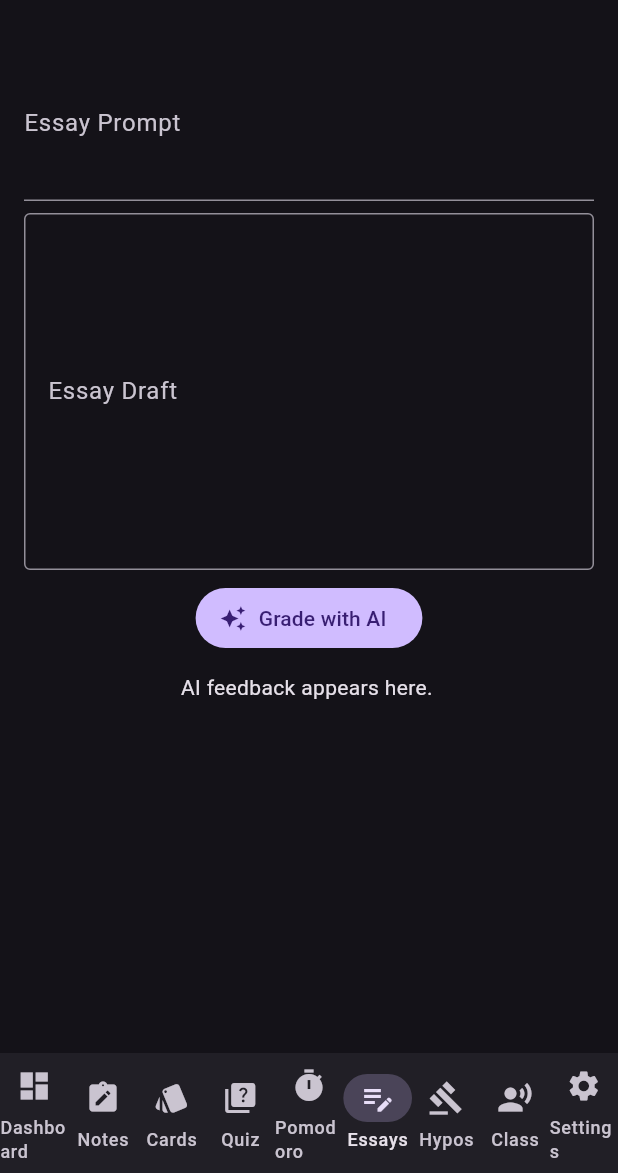
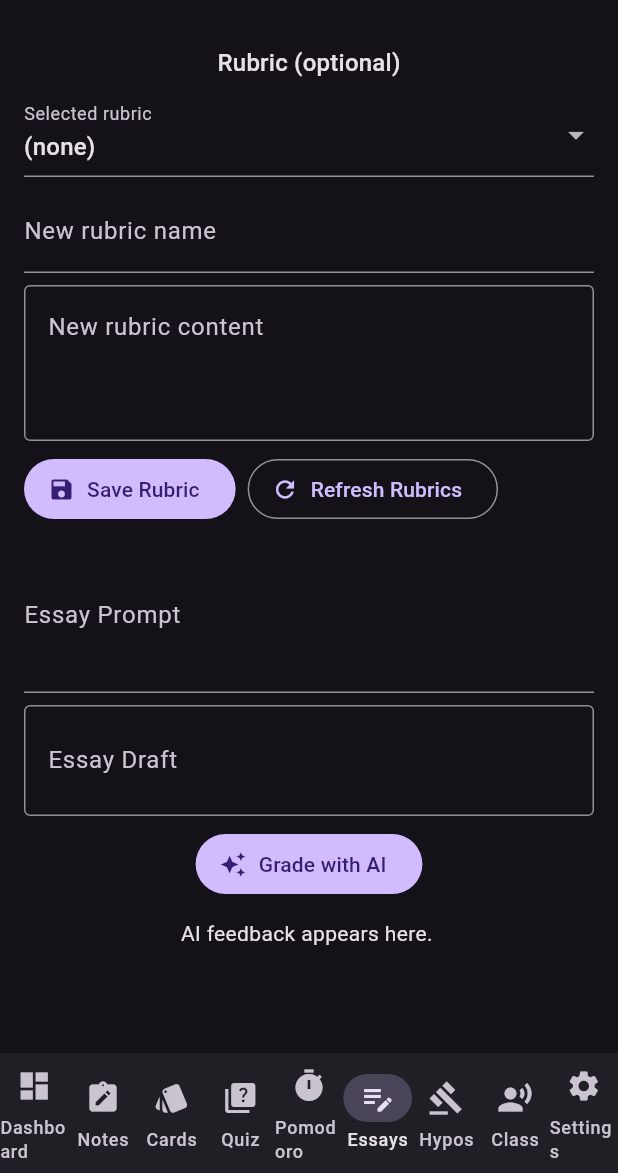
Before and after one commit to wenbinio/studyforge, a Flutter app: the screen it shows after launch, item 6 of the bottom bar chosen, on a phone screen of 412 x 824 dp, the part 63-1236 px from its top. Run offline on Flutter 3.47's test engine with Material 3 defaults, Android fonts, the phone set to English and light mode, and no system bars; our stand-ins replace shared_preferences, sqflite; accounts and stored records are empty.

Commit message:
feat(flutter): add essays rubric selection and rubric-aware grading
Co-authored-by: wenbinio <119557378+wenbinio@users.noreply.github.com>

```diff
--- a/studyforge_flutter/lib/core/database_service.dart
+++ b/studyforge_flutter/lib/core/database_service.dart
@@ -255,6 +255,26 @@ CREATE TABLE participation_questions (
     return rows.first['count'] as int? ?? 0;
   }
 
+  Future<int> addRubric(Rubric rubric) async {
+    final db = await database;
+    return db.insert('rubrics', rubric.toMap()..remove('id'));
+  }
+
+  Future<List<Rubric>> getRubrics() async {
+    final db = await database;
+    final rows = await db.query('rubrics', orderBy: 'created_at DESC');
+    return rows.map(Rubric.fromMap).toList();
+  }
+
+  Future<Rubric?> getRubric(int id) async {
+    final db = await database;
+    final rows = await db.query('rubrics', where: 'id = ?', whereArgs: [id], limit: 1);
+    if (rows.isEmpty) {
+      return null;
+    }
+    return Rubric.fromMap(rows.first);
+  }
+
   String _dateOnly(DateTime d) =>
       '${d.year.toString().padLeft(4, '0')}-${d.month.toString().padLeft(2, '0')}-${d.day.toString().padLeft(2, '0')}';
 }
--- /dev/null
+++ b/studyforge_flutter/lib/core/essay_grading.dart
@@ -0,0 +1,10 @@
+String buildEssayGradingPrompt({
+  required String prompt,
+  required String draft,
+  String rubricText = '',
+}) {
+  final trimmedRubric = rubricText.trim();
+  final rubricSection = trimmedRubric.isEmpty ? '' : '\n\nRubric:\n$trimmedRubric';
+  return 'Grade this essay and return: score, strengths, weaknesses, and revision plan.\n\n'
+      'Prompt:\n$prompt\n\nEssay:\n$draft$rubricSection';
+}
--- a/studyforge_flutter/lib/core/models.dart
+++ b/studyforge_flutter/lib/core/models.dart
@@ -323,6 +323,16 @@ class Rubric {
       'created_at': createdAt.toIso8601String(),
     };
   }
+
+  factory Rubric.fromMap(Map<String, Object?> map) {
+    return Rubric(
+      id: map['id'] as int?,
+      name: map['name'] as String,
+      content: map['content'] as String,
+      sourceFile: map['source_file'] as String?,
+      createdAt: DateTime.parse(map['created_at'] as String),
+    );
+  }
 }
 
 class Essay {
--- a/studyforge_flutter/lib/features/essays/essays_page.dart
+++ b/studyforge_flutter/lib/features/essays/essays_page.dart
@@ -1,6 +1,8 @@
 import 'package:flutter/material.dart';
 
 import '../../core/app_controller.dart';
+import '../../core/essay_grading.dart';
+import '../../core/models.dart';
 
 class EssaysPage extends StatefulWidget {
   const EssaysPage({super.key, required this.controller});
@@ -14,14 +16,65 @@ class EssaysPage extends StatefulWidget {
 class _EssaysPageState extends State<EssaysPage> {
   final promptController = TextEditingController();
   final draftController = TextEditingController();
+  final rubricNameController = TextEditingController();
+  final rubricContentController = TextEditingController();
+  List<Rubric> rubrics = [];
+  int? selectedRubricId;
   String feedback = '';
   bool loading = false;
+
+  @override
+  void initState() {
+    super.initState();
+    _loadRubrics();
+  }
 
   @override
   void dispose() {
     promptController.dispose();
     draftController.dispose();
+    rubricNameController.dispose();
+    rubricContentController.dispose();
     super.dispose();
+  }
+
+  Future<void> _loadRubrics() async {
+    final fetched = await widget.controller.database.getRubrics();
+    if (!mounted) {
+      return;
+    }
+    setState(() {
+      rubrics = fetched;
+      selectedRubricId ??= fetched.isEmpty ? null : fetched.first.id;
+    });
+  }
+
+  Future<void> _saveRubric() async {
+    final name = rubricNameController.text.trim();
+    final content = rubricContentController.text.trim();
+    if (name.isEmpty || content.isEmpty) {
+      ScaffoldMessenger.of(context).showSnackBar(
+        const SnackBar(content: Text('Rubric name and content are required.')),
+      );
+      return;
+    }
+    await widget.controller.database.addRubric(
+      Rubric(
+        id: null,
+        name: name,
+        content: content,
+        createdAt: DateTime.now(),
+      ),
+    );
+    rubricNameController.clear();
+    rubricContentController.clear();
+    await _loadRubrics();
+    if (!mounted) {
+      return;
+    }
+    ScaffoldMessenger.of(context).showSnackBar(
+      const SnackBar(content: Text('Rubric saved.')),
+    );
   }
 
   Future<void> _gradeEssay() async {
@@ -39,12 +92,20 @@ class _EssaysPageState extends State<EssaysPage> {
     });
 
     try {
+      String rubricText = '';
+      if (selectedRubricId != null) {
+        final rubric = await widget.controller.database.getRubric(selectedRubricId!);
+        rubricText = rubric?.content ?? '';
+      }
       final result = await widget.controller.ai.generateText(
         provider: widget.controller.config.aiProvider,
         apiKey: widget.controller.config.apiKey,
         model: widget.controller.config.model,
-        prompt:
-            'Grade this essay and return: score, strengths, weaknesses, and revision plan.\n\nPrompt:\n$prompt\n\nEssay:\n$draft',
+        prompt: buildEssayGradingPrompt(
+          prompt: prompt,
+          draft: draft,
+          rubricText: rubricText,
+        ),
       );
       if (!mounted) {
         return;
@@ -72,6 +133,58 @@ class _EssaysPageState extends State<EssaysPage> {
       padding: const EdgeInsets.all(16),
       child: Column(
         children: [
+          Text('Rubric (optional)', style: Theme.of(context).textTheme.titleMedium),
+          const SizedBox(height: 8),
+          DropdownButtonFormField<int?>(
+            value: selectedRubricId,
+            items: [
+              const DropdownMenuItem<int?>(value: null, child: Text('(none)')),
+              ...rubrics.where((r) => r.id != null).map(
+                    (rubric) => DropdownMenuItem<int?>(
+                      value: rubric.id,
+                      child: Text(rubric.name, overflow: TextOverflow.ellipsis),
+                    ),
+                  )
+            ],
+            onChanged: (value) {
+              setState(() {
+                selectedRubricId = value;
+              });
+            },
+            decoration: const InputDecoration(labelText: 'Selected rubric'),
+          ),
+          const SizedBox(height: 8),
+          TextField(
+            controller: rubricNameController,
+            decoration: const InputDecoration(labelText: 'New rubric name'),
+          ),
+          const SizedBox(height: 8),
+          TextField(
+            controller: rubricContentController,
+            maxLines: 3,
+            decoration: const InputDecoration(
+              border: OutlineInputBorder(),
+              alignLabelWithHint: true,
+              labelText: 'New rubric content',
+            ),
+          ),
+          const SizedBox(height: 8),
+          Row(
+            children: [
+              FilledButton.icon(
+                onPressed: _saveRubric,
+                icon: const Icon(Icons.save),
+                label: const Text('Save Rubric'),
+              ),
+              const SizedBox(width: 8),
+              OutlinedButton.icon(
+                onPressed: _loadRubrics,
+                icon: const Icon(Icons.refresh),
+                label: const Text('Refresh Rubrics'),
+              ),
+            ],
+          ),
+          const SizedBox(height: 8),
           TextField(
             controller: promptController,
             maxLines: 3,
```
Also changed, not shown: 2 other files.
